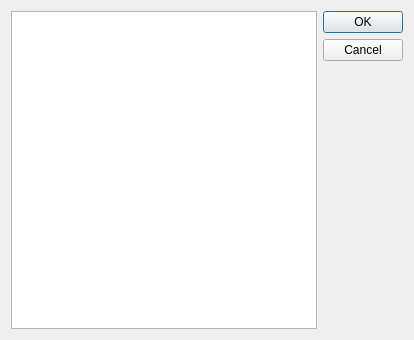
Old version of the form cselteleplug.ui in the repository PavelMr/skytechx.
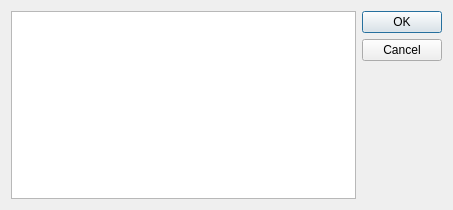
New version of the form.

Diff of the .ui file:
```diff
--- a/cselteleplug.ui
+++ b/cselteleplug.ui
@@ -6,8 +6,8 @@
    <rect>
     <x>0</x>
     <y>0</y>
-    <width>414</width>
-    <height>340</height>
+    <width>453</width>
+    <height>210</height>
    </rect>
   </property>
   <property name="windowTitle">
```
